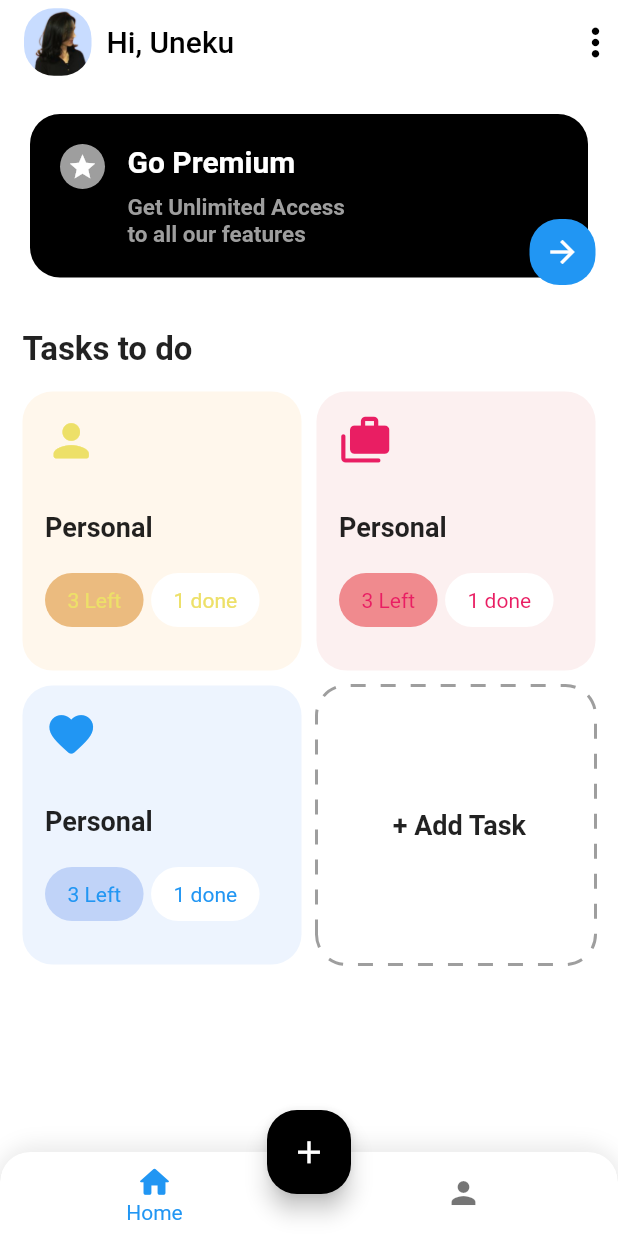
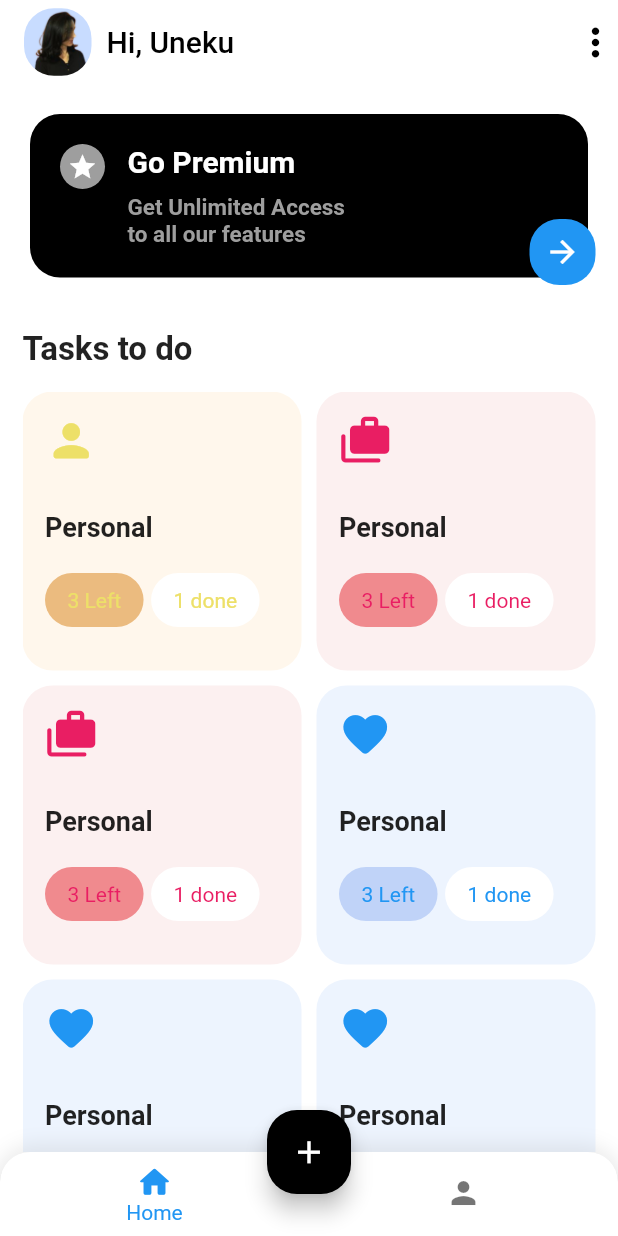
Before and after one commit to RY3IEZN/FlutterTaskMgtApp, a Flutter app: the screen it shows after launch, on a phone screen of 412 x 824 dp. Run offline on Flutter 3.47's test engine with Material 2 defaults, Android fonts, the phone set to English and light mode, and no system bars; drawn by our look-alikes of dotted_border.

Commit message:
3o4 of the way

```diff
--- a/lib/models/task.dart
+++ b/lib/models/task.dart
@@ -39,6 +39,30 @@ class Task {
           left: 3,
           done: 1),
       Task(
+          iconData: Icons.cases_rounded,
+          title: "Personal",
+          bgColor: Color(0xFFFCF0F0),
+          iconColor: Colors.pink,
+          btnColor: Color(0xFFF08A8E),
+          left: 3,
+          done: 1),
+      Task(
+          iconData: Icons.favorite_rounded,
+          title: "Personal",
+          bgColor: Color(0xFFEDF4FE),
+          iconColor: Colors.blue,
+          btnColor: Color(0xFFC0D3F8),
+          left: 3,
+          done: 1),
+      Task(
+          iconData: Icons.favorite_rounded,
+          title: "Personal",
+          bgColor: Color(0xFFEDF4FE),
+          iconColor: Colors.blue,
+          btnColor: Color(0xFFC0D3F8),
+          left: 3,
+          done: 1),
+      Task(
           iconData: Icons.favorite_rounded,
           title: "Personal",
           bgColor: Color(0xFFEDF4FE),
--- a/lib/widgets/tasks.dart
+++ b/lib/widgets/tasks.dart
@@ -1,5 +1,6 @@
 import 'package:dotted_border/dotted_border.dart';
 import 'package:flutter/material.dart';
+import 'package:flutter_task_mgt_app/screens/details_screen.dart';
 
 import '../models/task.dart';
 
@@ -16,7 +17,7 @@ class Tasks extends StatelessWidget {
               crossAxisCount: 2, crossAxisSpacing: 10, mainAxisSpacing: 10),
           itemBuilder: (BuildContext, index) => taskList[index].isLast
               ? _buildAddTask()
-              : _buildTask(BuildContext, taskList[index])),
+              : _buildTask(BuildContext, taskList[index], Tasks)),
     );
   }
 }
@@ -37,8 +38,18 @@ _buildAddTask() {
   );
 }
 
-_buildTask(BuildContext context, Task task) {
-  return Container(
+_buildTask(BuildContext context, Task task, Tasks) {
+  return GestureDetector(
+    onTap: () {
+      Navigator.of(context).push(
+        MaterialPageRoute(
+          builder: (BuildContext context) => DetailScreen(
+            task,
+          ),
+        ),
+      );
+    },
+    child: Container(
       padding: EdgeInsets.all(15),
       decoration: BoxDecoration(
         color: task.bgColor,
@@ -69,10 +80,12 @@ _buildTask(BuildContext context, Task task) {
               SizedBox(
                 width: 5,
               ),
-            _buildTaskStatus(Colors.white, task.iconColor!, "${task.done} done")
+              _buildTaskStatus(
+                  Colors.white, task.iconColor!, "${task.done} done")
             ],
           ),
         ],
+      ),
     ),
   );
 }
```
Also changed, not shown: lib/screens/details_screen.dart (added, +71 -0 lines), lib/widgets/date_picker.dart (added, +78 -0 lines), lib/widgets/task_title.dart (added, +10 -0 lines). Lines whose indentation alone changed are shown as unchanged.
